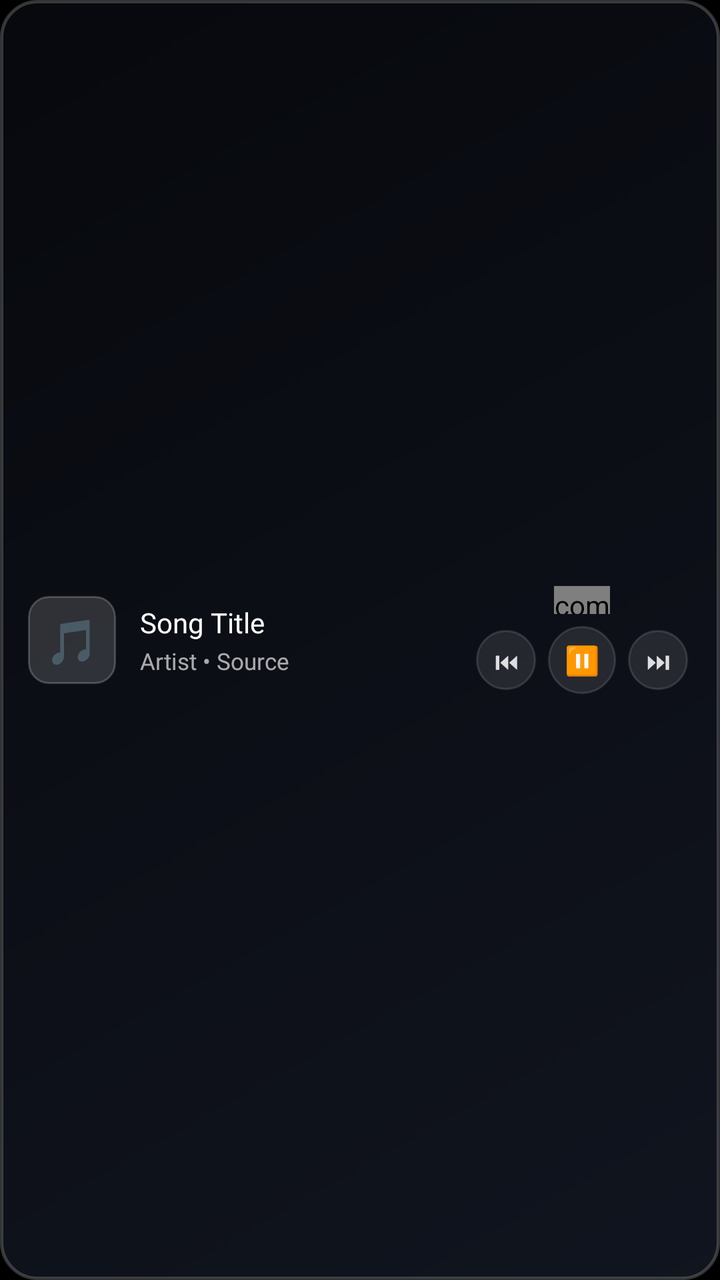
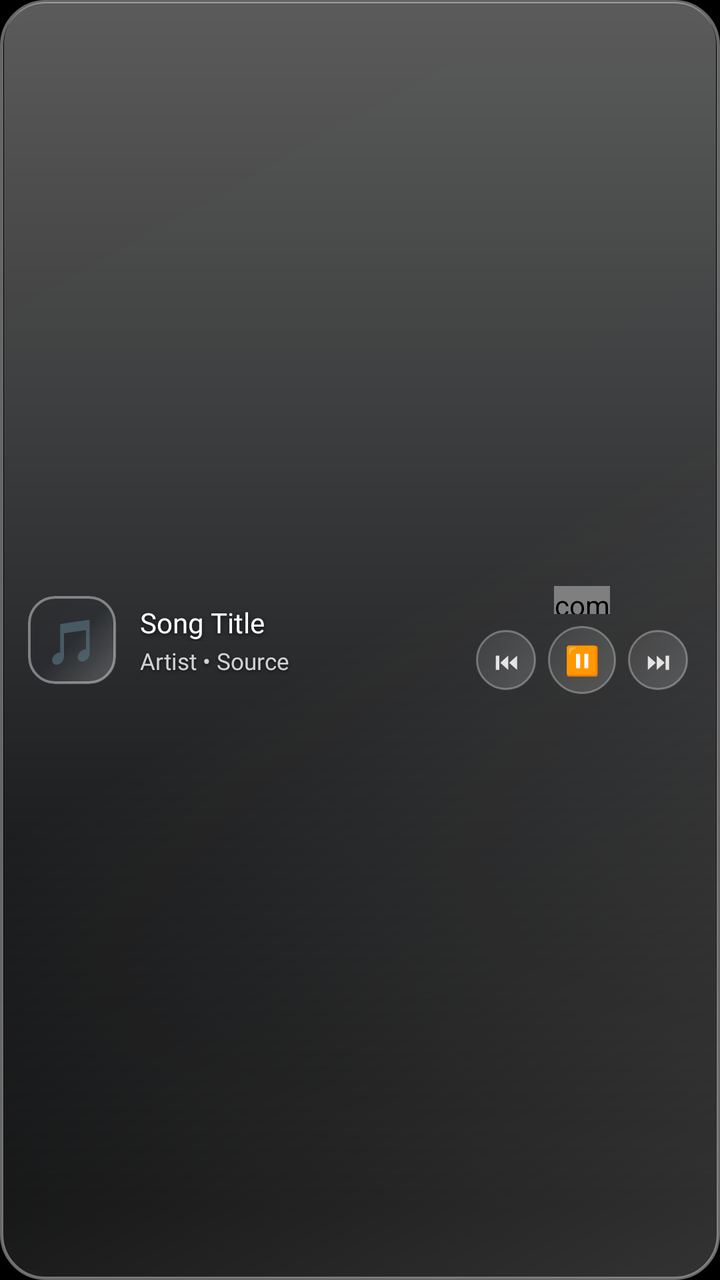

An Android layout rendered at two revisions. The XML below is the earlier revision; the diff shows what the commit changed to produce the second picture.
<!-- AndroidManifest.xml: application theme Theme.TvHome -->
<!-- res/layout/view_mini_player.xml -->
<?xml version="1.0" encoding="utf-8"?>
<LinearLayout xmlns:android="http://schemas.android.com/apk/res/android"
    android:id="@+id/miniPlayerRoot"
    android:layout_width="wrap_content"
    android:layout_height="wrap_content"
    android:orientation="horizontal"
    android:gravity="center_vertical"
    android:minWidth="320dp"
    android:maxWidth="380dp"
    android:paddingStart="14dp"
    android:paddingEnd="16dp"
    android:paddingTop="10dp"
    android:paddingBottom="10dp"
    android:background="@drawable/bg_mini_player"
    android:elevation="35dp"
    android:clipToPadding="false"
    android:clickable="true"
    android:focusable="false">

    
    <FrameLayout
        android:layout_width="44dp"
        android:layout_height="44dp"
        android:layout_marginEnd="12dp"
        android:background="@drawable/bg_badge_art"
        android:clipToOutline="true">

        <ImageView
            android:id="@+id/playerArt"
            android:layout_width="match_parent"
            android:layout_height="match_parent"
            android:scaleType="centerCrop"
            android:visibility="gone" />

        <TextView
            android:id="@+id/playerIconBadge"
            android:layout_width="match_parent"
            android:layout_height="match_parent"
            android:gravity="center"
            android:text="🎵"
            android:textSize="22sp" />
    </FrameLayout>

    
    <LinearLayout
        android:id="@+id/playerTextContainer"
        android:layout_width="0dp"
        android:layout_height="wrap_content"
        android:layout_weight="1"
        android:orientation="vertical"
        android:gravity="center_vertical"
        android:layout_marginEnd="12dp"
        android:clickable="true"
        android:focusable="false">

        <TextView
            android:id="@+id/playerTitle"
            android:layout_width="match_parent"
            android:layout_height="wrap_content"
            android:text="Song Title"
            android:textColor="#FFFFFFFF"
            android:textSize="14sp"
            android:fontFamily="@font/outfit_medium"
            android:singleLine="true"
            android:ellipsize="marquee"
            android:marqueeRepeatLimit="marquee_forever" />

        <TextView
            android:id="@+id/playerArtist"
            android:layout_width="match_parent"
            android:layout_height="wrap_content"
            android:layout_marginTop="2dp"
            android:text="Artist • Source"
            android:textColor="#A6FFFFFF"
            android:textSize="11.5sp"
            android:fontFamily="@font/outfit_regular"
            android:singleLine="true"
            android:ellipsize="end" />
    </LinearLayout>

    
    <LinearLayout
        android:layout_width="wrap_content"
        android:layout_height="wrap_content"
        android:orientation="vertical"
        android:gravity="center_horizontal"
        android:layout_marginStart="4dp">

        
        <com.gathin.tvhome.EqualizerBarsView
            android:id="@+id/equalizerBars"
            android:layout_width="28dp"
            android:layout_height="14dp"
            android:layout_marginBottom="6dp" />

        
        <LinearLayout
            android:layout_width="wrap_content"
            android:layout_height="wrap_content"
            android:orientation="horizontal"
            android:gravity="center_vertical">

            <TextView
                android:id="@+id/btnPlayerPrev"
                android:layout_width="30dp"
                android:layout_height="30dp"
                android:background="@drawable/bg_player_btn"
                android:gravity="center"
                android:text="⏮"
                android:textSize="12sp"
                android:textColor="#D9FFFFFF"
                android:focusable="true"
                android:clickable="true" />

            <TextView
                android:id="@+id/btnPlayerPlayPause"
                android:layout_width="34dp"
                android:layout_height="34dp"
                android:layout_marginStart="6dp"
                android:layout_marginEnd="6dp"
                android:background="@drawable/bg_player_btn"
                android:gravity="center"
                android:text="⏸"
                android:textSize="14sp"
                android:textColor="#FFFFFFFF"
                android:focusable="true"
                android:clickable="true" />

            <TextView
                android:id="@+id/btnPlayerNext"
                android:layout_width="30dp"
                android:layout_height="30dp"
                android:background="@drawable/bg_player_btn"
                android:gravity="center"
                android:text="⏭"
                android:textSize="12sp"
                android:textColor="#D9FFFFFF"
                android:focusable="true"
                android:clickable="true" />
        </LinearLayout>
    </LinearLayout>

</LinearLayout>
<!-- resources referenced by this layout -->
<resources>
  <!-- drawable bg_badge_art (drawable) -->
  <?xml version="1.0" encoding="utf-8"?>
  <shape xmlns:android="http://schemas.android.com/apk/res/android"
      android:shape="rectangle">
      <corners android:radius="10dp" />
      <solid android:color="#26FFFFFF" />
      <stroke android:width="1dp" android:color="#33FFFFFF" />
  </shape>
  <!-- drawable bg_mini_player (drawable) -->
  <?xml version="1.0" encoding="utf-8"?>
  <shape xmlns:android="http://schemas.android.com/apk/res/android"
      android:shape="rectangle">
      <corners android:radius="18dp" />
      <gradient
          android:angle="135"
          android:startColor="#E6121722"
          android:centerColor="#EA0D1018"
          android:endColor="#F007090E"
          android:type="linear" />
      <stroke
          android:width="1.5dp"
          android:color="#33FFFFFF" />
  </shape>
  <!-- drawable bg_player_btn (drawable) -->
  <?xml version="1.0" encoding="utf-8"?>
  <selector xmlns:android="http://schemas.android.com/apk/res/android">
      <item android:state_focused="true">
          <shape android:shape="oval">
              <solid android:color="#4DFFFFFF" />
              <stroke android:width="1.5dp" android:color="#00E5FF" />
          </shape>
      </item>
      <item android:state_pressed="true">
          <shape android:shape="oval">
              <solid android:color="#66FFFFFF" />
          </shape>
      </item>
      <item>
          <shape android:shape="oval">
              <solid android:color="#1AFFFFFF" />
              <stroke android:width="1dp" android:color="#20FFFFFF" />
          </shape>
      </item>
  </selector>
  <style name="Theme.TvHome" parent="android:Theme.Material.NoActionBar.Fullscreen">
          <item name="android:windowBackground">@android:color/black</item>
          <item name="android:colorBackground">@android:color/black</item>
          <item name="android:windowAnimationStyle">@null</item>
      </style>
</resources>

<!-- the commit's change to res/layout/view_mini_player.xml (unified diff, before → after) -->
@@ -63,7 +63,11 @@
             android:fontFamily="@font/outfit_medium"
             android:singleLine="true"
             android:ellipsize="marquee"
-            android:marqueeRepeatLimit="marquee_forever" />
+            android:marqueeRepeatLimit="marquee_forever"
+            android:shadowColor="#B3000000"
+            android:shadowDx="0"
+            android:shadowDy="2"
+            android:shadowRadius="6" />
 
         <TextView
             android:id="@+id/playerArtist"
@@ -71,11 +75,15 @@
             android:layout_height="wrap_content"
             android:layout_marginTop="2dp"
             android:text="Artist • Source"
-            android:textColor="#A6FFFFFF"
+            android:textColor="#CCFFFFFF"
             android:textSize="11.5sp"
             android:fontFamily="@font/outfit_regular"
             android:singleLine="true"
-            android:ellipsize="end" />
+            android:ellipsize="end"
+            android:shadowColor="#99000000"
+            android:shadowDx="0"
+            android:shadowDy="1.5"
+            android:shadowRadius="4" />
     </LinearLayout>
 
     
<!-- resource entries referenced after the edit -->
@@ -4,43 +4,89 @@
   <?xml version="1.0" encoding="utf-8"?>
   <shape xmlns:android="http://schemas.android.com/apk/res/android"
       android:shape="rectangle">
-      <corners android:radius="10dp" />
-      <solid android:color="#26FFFFFF" />
-      <stroke android:width="1dp" android:color="#33FFFFFF" />
+      <corners android:radius="13dp" />
+      <gradient
+          android:angle="135"
+          android:startColor="#38FFFFFF"
+          android:centerColor="#1A202E42"
+          android:endColor="#14101622"
+          android:type="linear" />
+      <stroke android:width="1.2dp" android:color="#66FFFFFF" />
   </shape>
   <!-- drawable bg_mini_player (drawable) -->
   <?xml version="1.0" encoding="utf-8"?>
-  <shape xmlns:android="http://schemas.android.com/apk/res/android"
-      android:shape="rectangle">
-      <corners android:radius="18dp" />
-      <gradient
-          android:angle="135"
-          android:startColor="#E6121722"
-          android:centerColor="#EA0D1018"
-          android:endColor="#F007090E"
-          android:type="linear" />
-      <stroke
-          android:width="1.5dp"
-          android:color="#33FFFFFF" />
-  </shape>
+  <layer-list xmlns:android="http://schemas.android.com/apk/res/android">
+      
+      <item>
+          <shape android:shape="rectangle">
+              <corners android:radius="22dp" />
+              <solid android:color="#1A000000" />
+          </shape>
+      </item>
+  
+      
+      <item>
+          <shape android:shape="rectangle">
+              <corners android:radius="22dp" />
+              <gradient
+                  android:angle="135"
+                  android:startColor="#33FFFFFF"
+                  android:centerColor="#141E283C"
+                  android:endColor="#240B0F1A"
+                  android:type="linear" />
+              <stroke
+                  android:width="1.5dp"
+                  android:color="#66FFFFFF" />
+          </shape>
+      </item>
+  
+      
+      <item
+          android:top="1dp"
+          android:left="2dp"
+          android:right="2dp"
+          android:bottom="36dp">
+          <shape android:shape="rectangle">
+              <corners
+                  android:topLeftRadius="21dp"
+                  android:topRightRadius="21dp"
+                  android:bottomLeftRadius="0dp"
+                  android:bottomRightRadius="0dp" />
+              <gradient
+                  android:angle="270"
+                  android:startColor="#59FFFFFF"
+                  android:endColor="#00FFFFFF"
+                  android:type="linear" />
+          </shape>
+      </item>
+  </layer-list>
   <!-- drawable bg_player_btn (drawable) -->
   <?xml version="1.0" encoding="utf-8"?>
   <selector xmlns:android="http://schemas.android.com/apk/res/android">
       <item android:state_focused="true">
           <shape android:shape="oval">
-              <solid android:color="#4DFFFFFF" />
-              <stroke android:width="1.5dp" android:color="#00E5FF" />
+              <gradient
+                  android:angle="135"
+                  android:startColor="#6600E5FF"
+                  android:endColor="#2600E5FF"
+                  android:type="linear" />
+              <stroke android:width="2dp" android:color="#00E5FF" />
           </shape>
       </item>
       <item android:state_pressed="true">
           <shape android:shape="oval">
-              <solid android:color="#66FFFFFF" />
+              <solid android:color="#80FFFFFF" />
+              <stroke android:width="1.5dp" android:color="#FFFFFFFF" />
           </shape>
       </item>
       <item>
           <shape android:shape="oval">
-              <solid android:color="#1AFFFFFF" />
-              <stroke android:width="1dp" android:color="#20FFFFFF" />
+              <gradient
+                  android:angle="135"
+                  android:startColor="#2EFFFFFF"
+                  android:endColor="#14FFFFFF"
+                  android:type="linear" />
+              <stroke android:width="1dp" android:color="#4DFFFFFF" />
           </shape>
       </item>
   </selector>
